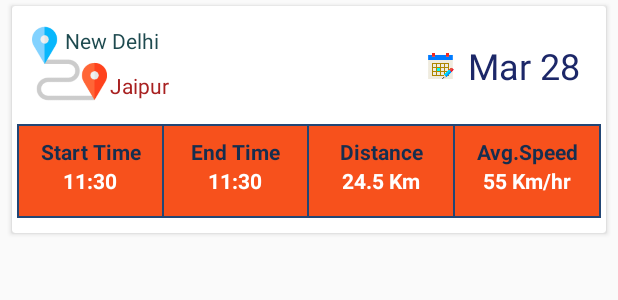
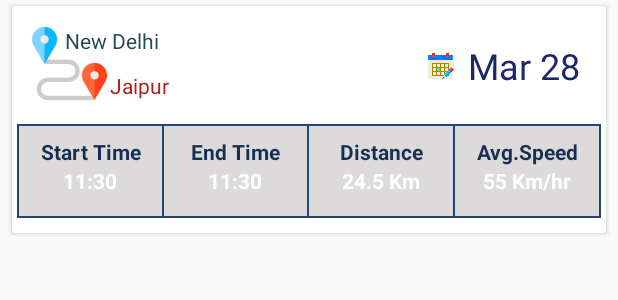
Before and after one commit to Sukrit-Mehta/Driver-Drowsiness-Alert-System, an Android app: the layout driver_rides_list_item.xml on its own in the app's theme, with its tools: preview values and no code run, on a phone screen of 412 x 824 dp. Shown: the top 300 px of the screen. Run offline under Robolectric (Android 15) with nearby library versions, the phone set to English and light mode, and no system bars.

Commit message:
Minor changes.

```diff
--- a/app/src/main/res/layout/app_bar_driver.xml
+++ b/app/src/main/res/layout/app_bar_driver.xml
@@ -4,6 +4,7 @@
     xmlns:tools="http://schemas.android.com/tools"
     android:layout_width="match_parent"
     android:layout_height="match_parent"
+    android:background="#F1EDED"
     tools:context="com.example.sukrit.driverdrowsinessalertsystem.Activities.DriverActivity">
 
     <android.support.design.widget.AppBarLayout
--- a/app/src/main/res/layout/driver_rides_list_item.xml
+++ b/app/src/main/res/layout/driver_rides_list_item.xml
@@ -11,7 +11,7 @@
 
         android:layout_marginTop="4dp"
         android:elevation="20dp"
-        card_view:cardCornerRadius="20dp"
+        card_view:cardCornerRadius="10dp"
         card_view:cardElevation="5dp">
 
         <LinearLayout
@@ -156,7 +156,7 @@
                 android:layout_marginEnd="3dp"
                 android:layout_marginStart="3dp"
                 android:layout_weight="1"
-                android:background="#F7511C"
+                android:background="#DCDADA"
                 android:orientation="vertical">
 
                 <LinearLayout
```
